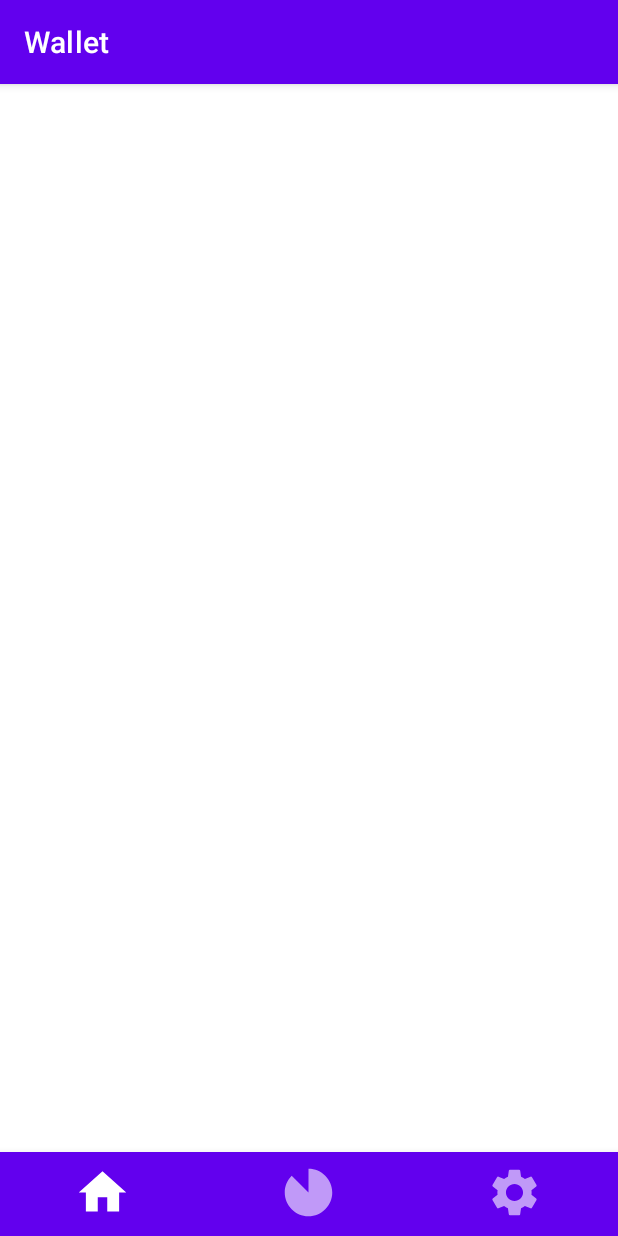
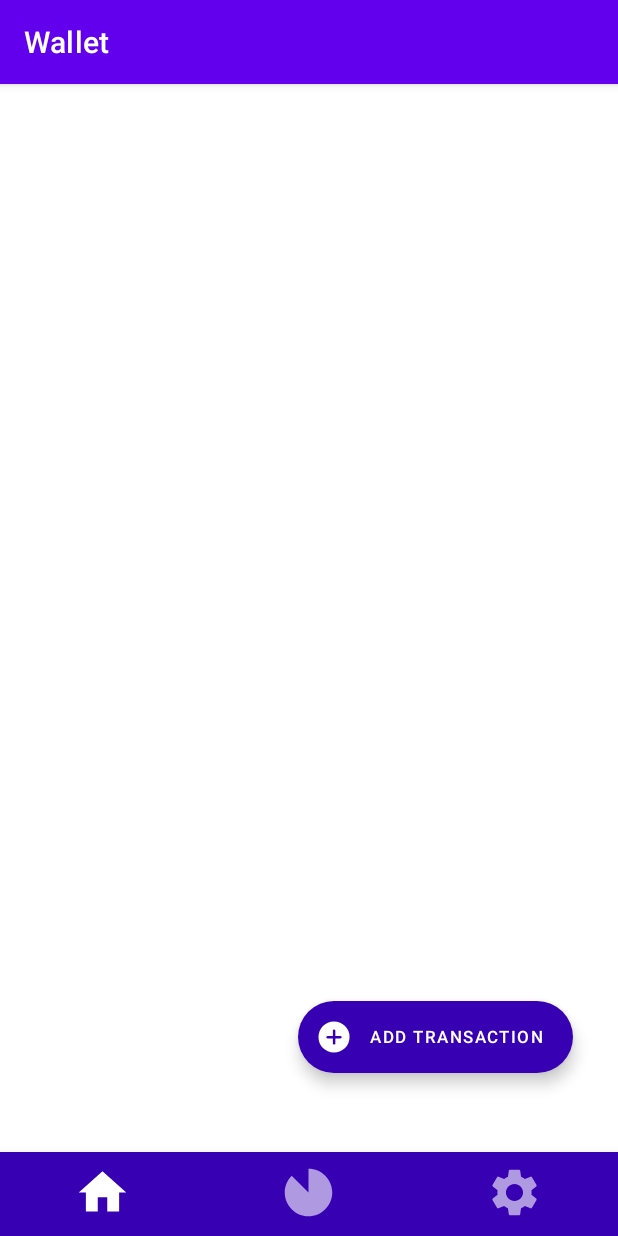
Before and after one commit to boykoss/Wallet, an Android app: the screen it shows after launch (MainActivity), on a phone screen of 412 x 824 dp. Run offline under Robolectric (Android 15) with nearby library versions, the phone set to English and light mode, and no system bars.

Commit message:
Add transaction button

```diff
--- /dev/null
+++ b/app/src/main/res/drawable/add_circle_48px.xml
@@ -0,0 +1,10 @@
+<vector xmlns:android="http://schemas.android.com/apk/res/android"
+    android:width="48dp"
+    android:height="48dp"
+    android:viewportWidth="48"
+    android:viewportHeight="48"
+    android:tint="?attr/colorControlNormal">
+  <path
+      android:fillColor="@android:color/white"
+      android:pathData="M24.15,34.15Q24.9,34.15 25.35,33.7Q25.8,33.25 25.8,32.5V25.85H32.55Q33.2,25.85 33.675,25.375Q34.15,24.9 34.15,24.2Q34.15,23.45 33.7,23Q33.25,22.55 32.5,22.55H25.8V15.45Q25.8,14.8 25.325,14.325Q24.85,13.85 24.15,13.85Q23.4,13.85 22.95,14.3Q22.5,14.75 22.5,15.5V22.55H15.45Q14.8,22.55 14.325,23.025Q13.85,23.5 13.85,24.2Q13.85,24.95 14.3,25.4Q14.75,25.85 15.5,25.85H22.5V32.55Q22.5,33.2 22.975,33.675Q23.45,34.15 24.15,34.15ZM24,44.7Q19.6,44.7 15.825,43.125Q12.05,41.55 9.25,38.75Q6.45,35.95 4.875,32.175Q3.3,28.4 3.3,24Q3.3,19.65 4.875,15.85Q6.45,12.05 9.25,9.275Q12.05,6.5 15.825,4.875Q19.6,3.25 24,3.25Q28.35,3.25 32.15,4.875Q35.95,6.5 38.725,9.275Q41.5,12.05 43.125,15.825Q44.75,19.6 44.75,24Q44.75,28.4 43.125,32.175Q41.5,35.95 38.725,38.75Q35.95,41.55 32.15,43.125Q28.35,44.7 24,44.7Z"/>
+</vector>
--- /dev/null
+++ b/app/src/main/res/drawable/baseline_control_point_24.xml
@@ -0,0 +1,5 @@
+<vector android:height="24dp" android:tint="#FFFFFF"
+    android:viewportHeight="24" android:viewportWidth="24"
+    android:width="24dp" xmlns:android="http://schemas.android.com/apk/res/android">
+    <path android:fillColor="@android:color/white" android:pathData="M13,7h-2v4L7,11v2h4v4h2v-4h4v-2h-4L13,7zM12,2C6.49,2 2,6.49 2,12s4.49,10 10,10 10,-4.49 10,-10S17.51,2 12,2zM12,20c-4.41,0 -8,-3.59 -8,-8s3.59,-8 8,-8 8,3.59 8,8 -3.59,8 -8,8z"/>
+</vector>
--- /dev/null
+++ b/app/src/main/res/drawable/outline_control_point_24.xml
@@ -0,0 +1,5 @@
+<vector android:height="24dp" android:tint="#000000"
+    android:viewportHeight="24" android:viewportWidth="24"
+    android:width="24dp" xmlns:android="http://schemas.android.com/apk/res/android">
+    <path android:fillColor="@android:color/white" android:pathData="M13,7h-2v4L7,11v2h4v4h2v-4h4v-2h-4L13,7zM12,2C6.49,2 2,6.49 2,12s4.49,10 10,10 10,-4.49 10,-10S17.51,2 12,2zM12,20c-4.41,0 -8,-3.59 -8,-8s3.59,-8 8,-8 8,3.59 8,8 -3.59,8 -8,8z"/>
+</vector>
--- a/app/src/main/res/layout/activity_main.xml
+++ b/app/src/main/res/layout/activity_main.xml
@@ -8,11 +8,12 @@
 
     <com.google.android.material.bottomnavigation.BottomNavigationView
         android:id="@+id/bottom_menu"
+        style="@style/Widget.MaterialComponents.BottomNavigationView.Colored"
         android:layout_width="match_parent"
         android:layout_height="wrap_content"
+
+        app:backgroundTint="@color/purple_700"
         app:itemIconSize="38dp"
-
-        style="@style/Widget.MaterialComponents.BottomNavigationView.Colored"
 
         app:layout_constraintBottom_toBottomOf="parent"
         app:layout_constraintEnd_toEndOf="parent"
@@ -22,5 +23,26 @@
 
     </com.google.android.material.bottomnavigation.BottomNavigationView>
 
+    <com.google.android.material.floatingactionbutton.ExtendedFloatingActionButton
+        android:id="@+id/button_add_transaction"
+        android:layout_width="wrap_content"
+        android:layout_height="wrap_content"
+
+        android:layout_margin="16dp"
+        android:contentDescription="@string/add_spending"
+        android:text="@string/add_transaction"
+        android:textColor="@color/white"
+        android:textSize="11sp"
+
+        app:backgroundTint="@color/purple_700"
+        app:icon="@drawable/add_circle_48px"
+        app:iconTint="@color/white"
+        app:layout_constraintBottom_toTopOf="@+id/bottom_menu"
+        app:layout_constraintEnd_toEndOf="parent"
+        app:layout_constraintHorizontal_bias="0.929"
+        app:layout_constraintStart_toStartOf="parent"
+        app:layout_constraintTop_toTopOf="parent"
+        app:layout_constraintVertical_bias="0.942"
+        app:pressedTranslationZ="6dp" />
 
 </androidx.constraintlayout.widget.ConstraintLayout>
--- a/app/src/main/res/values/strings.xml
+++ b/app/src/main/res/values/strings.xml
@@ -5,4 +5,6 @@
     <string name="summary">Summary</string>
     <string name="statistic">Statistic</string>
     <string name="settings">Settings</string>
+    <string name="add_spending">add_spending</string>
+    <string name="add_transaction">Add transaction</string>
 </resources>
```
Also changed, not shown: app/src/main/res/drawable/add_48px.xml (added, +10 -0 lines).
